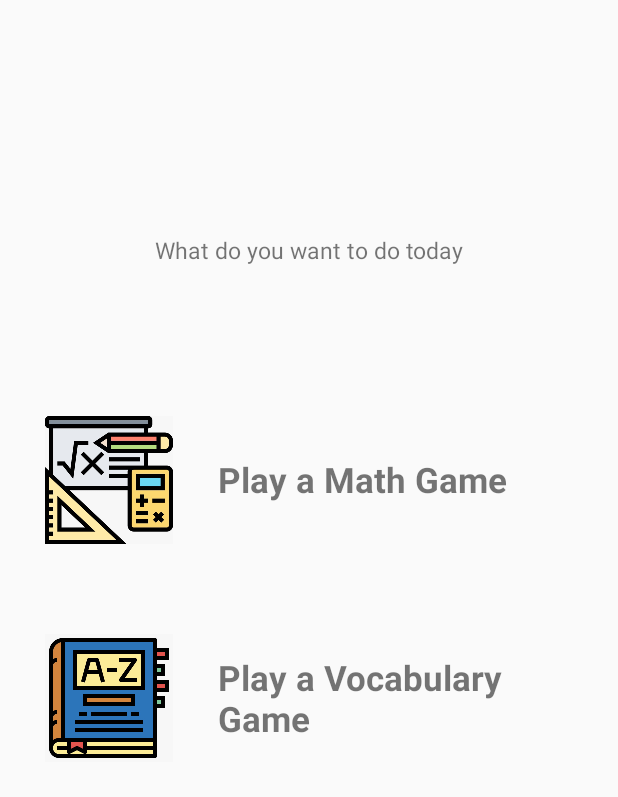
After one commit to dedongh/GRE-QuizApp, an Android app: the GameOptions screen opened directly, with no data from a screen before it, on a phone screen of 412 x 824 dp. The commit adds this screen. Shown: the top 797 px of the screen. Run offline under Robolectric (Android 15) with nearby library versions, the phone set to English and light mode, and no system bars; 1 statement that could not run was skipped.

Commit message:
Game Activity

```diff
--- a/app/src/main/AndroidManifest.xml
+++ b/app/src/main/AndroidManifest.xml
@@ -9,7 +9,9 @@
         android:roundIcon="@mipmap/ic_launcher_round"
         android:supportsRtl="true"
         android:theme="@style/AppTheme">
-        <activity android:name=".Activity.SessionCompleteActivity"></activity>
+        <activity android:name=".Activity.GameActivity"></activity>
+        <activity android:name=".Activity.GameOptions" />
+        <activity android:name=".Activity.SessionCompleteActivity" />
         <activity android:name=".Activity.AddQuestionActivity" />
         <activity android:name=".Activity.StudyActivity" />
         <activity android:name=".Activity.AddCategoryActivity" />
--- a/app/src/main/java/com/example/gre/Activity/AddQuestionActivity.java
+++ b/app/src/main/java/com/example/gre/Activity/AddQuestionActivity.java
@@ -130,12 +130,12 @@ public class AddQuestionActivity extends AppCompatActivity {
                 question.setQuestion(txt_question.getText().toString());
                 question.setOption_a(txt_optionA.getText().toString());
                 question.setOption_b(txt_optionB.getText().toString());
-                question.setOption_c(txt_optionC.getText().toString());
+              /*  question.setOption_c(txt_optionC.getText().toString());
                 question.setOption_d(txt_optionD.getText().toString());
                 question.setOption_e(txt_optionE.getText().toString());
-                question.setOption_f(txt_optionF.getText().toString());
+                question.setOption_f(txt_optionF.getText().toString());*/
                 question.setAnswer(txt_answer.getText().toString());
-                question.setCategory_id(category_id);
+                //question.setCategory_id(category_id);
 
                 questionsRef.child(txt_question_type.getText().toString().toLowerCase())
                         .push()
--- /dev/null
+++ b/app/src/main/java/com/example/gre/Activity/GameOptions.java
@@ -0,0 +1,72 @@
+package com.example.gre.Activity;
+
+import androidx.appcompat.app.AppCompatActivity;
+import com.example.gre.R;
+import com.example.gre.Utility.Tools;
+
+import android.content.Intent;
+import android.content.SharedPreferences;
+import android.os.Bundle;
+import android.view.View;
+import android.widget.LinearLayout;
+import android.widget.TextView;
+
+public class GameOptions extends AppCompatActivity implements View.OnClickListener{
+
+    private TextView txt_username;
+    private String username, activity_type;
+    private LinearLayout game_layout, quiz_layout, start_quantitative_layout, start_verbal_layout, play_math_game_layout, play_vocabulary_game_layout;
+    @Override
+    protected void onCreate(Bundle savedInstanceState) {
+        Tools.setSystemBarColor(this, R.color.grey_5);
+        Tools.setSystemBarLight(this);
+        super.onCreate(savedInstanceState);
+        setContentView(R.layout.activity_game_options);
+
+        SharedPreferences userPref = getSharedPreferences("USER", MODE_PRIVATE);
+        username = userPref.getString("user_name", null);
+        txt_username = (TextView) findViewById(R.id.game_options_username);
+        txt_username.setText(username);
+
+        game_layout = (LinearLayout)findViewById(R.id.game_layout);
+        quiz_layout = (LinearLayout)findViewById(R.id.quiz_layout);
+        start_quantitative_layout = (LinearLayout)findViewById(R.id.quantitative);
+        start_verbal_layout = (LinearLayout)findViewById(R.id.verbal);
+        play_math_game_layout = (LinearLayout)findViewById(R.id.math_gameOption);
+        play_vocabulary_game_layout = (LinearLayout)findViewById(R.id.vocabulary_gameOption);
+
+        if (getIntent().getStringExtra("ACTIVITY") != null) {
+            activity_type = getIntent().getStringExtra("ACTIVITY");
+        }
+
+        if (activity_type.equals("quiz")) {
+            quiz_layout.setVisibility(View.VISIBLE);
+        } else {
+            game_layout.setVisibility(View.VISIBLE);
+        }
+
+        start_quantitative_layout.setOnClickListener(this);
+        start_verbal_layout.setOnClickListener(this);
+        play_math_game_layout.setOnClickListener(this);
+        play_vocabulary_game_layout.setOnClickListener(this);
+
+    }
+
+    @Override
+    public void onClick(View v) {
+        if (v == start_quantitative_layout) {
+            Intent intent = new Intent(GameOptions.this, StudyActivity.class);
+            intent.putExtra("SESSION_TYPE", "quantitative");
+            startActivity(intent);
+        }
+        if (v == start_verbal_layout) {
+            Intent intent = new Intent(GameOptions.this, StudyActivity.class);
+            intent.putExtra("SESSION_TYPE", "verbal");
+            startActivity(intent);
+        }
+        if (v == play_math_game_layout) {
+        }
+        if (v == play_vocabulary_game_layout) {
+        }
+    }
+}
--- a/app/src/main/java/com/example/gre/Activity/SignUpActivity.java
+++ b/app/src/main/java/com/example/gre/Activity/SignUpActivity.java
@@ -133,11 +133,11 @@ public class SignUpActivity extends AppCompatActivity implements View.OnClickLis
                             @Override
                             public void onSuccess(Void aVoid) {
 
-                                SharedPreferences userPref = getSharedPreferences("USER", MODE_PRIVATE);
+                                /*SharedPreferences userPref = getSharedPreferences("USER", MODE_PRIVATE);
 
                                 SharedPreferences.Editor editor  = userPref.edit();
                                 editor.putString("user_name", name);
-                                editor.commit();
+                                editor.commit();*/
 
                                 categories
                                         .addValueEventListener(new ValueEventListener() {
--- /dev/null
+++ b/app/src/main/res/layout/activity_game_options.xml
@@ -0,0 +1,153 @@
+<?xml version="1.0" encoding="utf-8"?>
+<androidx.constraintlayout.widget.ConstraintLayout xmlns:android="http://schemas.android.com/apk/res/android"
+    xmlns:app="http://schemas.android.com/apk/res-auto"
+    xmlns:tools="http://schemas.android.com/tools"
+    android:layout_width="match_parent"
+    android:layout_height="match_parent"
+    tools:context=".Activity.GameOptions">
+
+    <TextView
+        android:layout_width="wrap_content"
+        android:layout_height="wrap_content"
+        android:textAlignment="center"
+        android:textSize="45sp"
+        android:text=""
+        android:textStyle="bold|italic"
+        app:layout_constraintEnd_toEndOf="parent"
+        app:layout_constraintStart_toStartOf="parent"
+        app:layout_constraintTop_toTopOf="parent"
+        android:layout_marginTop="60dp"
+        android:textAppearance="@style/TextAppearance.AppCompat.Medium"
+        android:textColor="@color/blue_grey_800"
+        app:fontFamily="sans-serif-medium"
+        android:id="@+id/game_options_username"
+        />
+
+    <TextView
+        android:layout_width="wrap_content"
+        android:layout_height="wrap_content"
+        android:textAlignment="center"
+        android:textSize="15sp"
+        android:text="What do you want to do today"
+        app:layout_constraintEnd_toEndOf="parent"
+        app:layout_constraintStart_toStartOf="parent"
+        app:layout_constraintTop_toBottomOf="@id/game_options_username"
+        android:layout_marginTop="35dp"
+        android:id="@+id/game_options_choose"
+        />
+
+    <LinearLayout
+        android:id="@+id/game_layout"
+        android:layout_width="wrap_content"
+        android:layout_height="wrap_content"
+        android:orientation="vertical"
+        app:layout_constraintTop_toBottomOf="@id/game_options_choose"
+        app:layout_constraintStart_toStartOf="parent"
+        app:layout_constraintEnd_toEndOf="parent"
+        android:layout_marginTop="70dp"
+        android:visibility="gone">
+        <LinearLayout
+            android:layout_width="wrap_content"
+            android:layout_height="wrap_content"
+            android:orientation="horizontal"
+            android:id="@+id/math_gameOption"
+            android:layout_marginTop="30dp"
+            android:layout_marginBottom="30dp"
+            android:layout_marginStart="30dp"
+            android:layout_marginEnd="30dp">
+            <ImageView
+                android:layout_height="85dp"
+                android:layout_width="85dp"
+                android:src="@drawable/quiz_1" />
+            <TextView
+                android:layout_width="wrap_content"
+                android:layout_height="wrap_content"
+                android:text="Play a Math Game"
+                android:textSize="23sp"
+                android:layout_gravity="center_vertical"
+                android:textStyle="bold"
+                android:layout_marginStart="30dp"/>
+        </LinearLayout>
+
+        <LinearLayout
+            android:layout_width="wrap_content"
+            android:layout_height="wrap_content"
+            android:orientation="horizontal"
+            android:id="@+id/vocabulary_gameOption"
+            android:layout_marginTop="30dp"
+            android:layout_marginBottom="30dp"
+            android:layout_marginStart="30dp"
+            android:layout_marginEnd="30dp">
+            <ImageView
+                android:layout_height="85dp"
+                android:layout_width="85dp"
+                android:src="@drawable/quiz_3" />
+            <TextView
+                android:layout_width="wrap_content"
+                android:layout_height="wrap_content"
+                android:text="Play a Vocabulary Game"
+                android:textSize="23sp"
+                android:layout_gravity="center_vertical"
+                android:textStyle="bold"
+                android:layout_marginStart="30dp"/>
+        </LinearLayout>
+    </LinearLayout>
+
+    <LinearLayout
+        android:layout_width="wrap_content"
+        android:layout_height="wrap_content"
+        android:orientation="vertical"
+        app:layout_constraintTop_toBottomOf="@id/game_options_choose"
+        app:layout_constraintStart_toStartOf="parent"
+        app:layout_constraintEnd_toEndOf="parent"
+        android:layout_marginTop="70dp"
+        android:id="@+id/quiz_layout"
+        android:visibility="gone">
+        <LinearLayout
+            android:layout_width="wrap_content"
+            android:layout_height="wrap_content"
+            android:orientation="horizontal"
+            android:id="@+id/quantitative"
+            android:layout_marginTop="30dp"
+            android:layout_marginBottom="30dp"
+            android:layout_marginStart="30dp"
+            android:layout_marginEnd="30dp">
+            <ImageView
+                android:layout_height="85dp"
+                android:layout_width="85dp"
+                android:src="@drawable/quiz_4" />
+            <TextView
+                android:layout_width="wrap_content"
+                android:layout_height="wrap_content"
+                android:text="Start Quantitative Session"
+                android:textSize="23sp"
+                android:layout_gravity="center_vertical"
+                android:textStyle="bold"
+                android:layout_marginStart="30dp"/>
+        </LinearLayout>
+
+        <LinearLayout
+            android:layout_width="wrap_content"
+            android:layout_height="wrap_content"
+            android:orientation="horizontal"
+            android:id="@+id/verbal"
+            android:layout_marginTop="30dp"
+            android:layout_marginBottom="30dp"
+            android:layout_marginStart="30dp"
+            android:layout_marginEnd="30dp">
+            <ImageView
+                android:layout_height="85dp"
+                android:layout_width="85dp"
+                android:src="@drawable/quiz_3" />
+            <TextView
+                android:layout_width="wrap_content"
+                android:layout_height="wrap_content"
+                android:text="Start Verbal Session"
+                android:textSize="23sp"
+                android:layout_gravity="center_vertical"
+                android:textStyle="bold"
+                android:layout_marginStart="30dp"/>
+        </LinearLayout>
+    </LinearLayout>
+
+</androidx.constraintlayout.widget.ConstraintLayout>
--- a/app/src/main/res/menu/fab_menu.xml
+++ b/app/src/main/res/menu/fab_menu.xml
@@ -4,9 +4,9 @@
     <item
         android:id="@+id/action_start_quantitative"
         android:icon="@drawable/ic_baseline_play_circle_outline"
-        android:title="Start quantitative session" />
+        android:title="Take a Quiz" />
     <item
         android:id="@+id/action_start_verbal"
         android:icon="@drawable/ic_baseline_play_circle_outline"
-        android:title="Start verbal session" />
+        android:title="Play a Game" />
 </menu>
--- a/app/src/main/res/values/strings.xml
+++ b/app/src/main/res/values/strings.xml
@@ -1,3 +1,3 @@
 <resources>
-    <string name="app_name">GRE</string>
+    <string name="app_name">GREMIUS</string>
 </resources>
```
Also changed, not shown: app/src/main/java/com/example/gre/Activity/GameActivity.java (added, +16 -0 lines), app/src/main/java/com/example/gre/Activity/MainActivity.java (+26 -5 lines), app/src/main/res/layout/activity_game.xml (added, +96 -0 lines), app/src/main/res/drawable/quiz_1.jpeg (added), app/src/main/res/drawable/quiz_2.jpeg (added), app/src/main/res/drawable/quiz_3.jpeg (added), app/src/main/res/drawable/quiz_4.jpeg (added).
